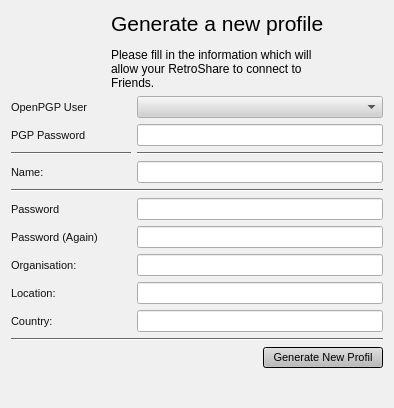
Before: the Qt Designer form retroshare-gui/src/gui/GenCertDialog.ui in RetroShare/RetroShare, drawn with Qt 5.
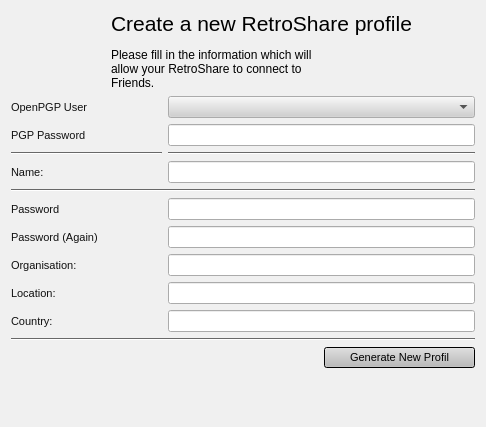
After: the same form once the commit is applied. Icons and pictures are not drawn.

Commit message: changend Windows Title and Banner texts

```diff
--- a/retroshare-gui/src/gui/GenCertDialog.ui
+++ b/retroshare-gui/src/gui/GenCertDialog.ui
@@ -6,8 +6,8 @@
    <rect>
     <x>0</x>
     <y>0</y>
-    <width>394</width>
-    <height>408</height>
+    <width>486</width>
+    <height>427</height>
    </rect>
   </property>
   <property name="palette">
@@ -977,8 +977,8 @@
 &lt;html&gt;&lt;head&gt;&lt;meta name=&quot;qrichtext&quot; content=&quot;1&quot; /&gt;&lt;style type=&quot;text/css&quot;&gt;
 p, li { white-space: pre-wrap; }
 &lt;/style&gt;&lt;/head&gt;&lt;body style=&quot; font-family:'Arial'; font-size:8pt; font-weight:400; font-style:normal;&quot;&gt;
-&lt;p style=&quot; margin-top:0px; margin-bottom:0px; margin-left:0px; margin-right:0px; -qt-block-indent:0; text-indent:0px;&quot;&gt;&lt;span style=&quot; font-size:16pt;&quot;&gt;Generate a new profile&lt;/span&gt;&lt;br /&gt;&lt;br /&gt;&lt;span style=&quot; font-size:9pt;&quot;&gt;Please fill in the information which will&lt;br /&gt;allow your RetroShare to connect to&lt;/span&gt;&lt;/p&gt;
-&lt;p style=&quot; margin-top:0px; margin-bottom:0px; margin-left:0px; margin-right:0px; -qt-block-indent:0; text-indent:0px; font-size:9pt;&quot;&gt;Friends.&lt;/p&gt;&lt;/body&gt;&lt;/html&gt;</string>
+&lt;p style=&quot; margin-top:0px; margin-bottom:0px; margin-left:0px; margin-right:0px; -qt-block-indent:0; text-indent:0px;&quot;&gt;&lt;span style=&quot; font-size:16pt;&quot;&gt;Create a new RetroShare profile&lt;/span&gt;&lt;br /&gt;&lt;br /&gt;&lt;span style=&quot; font-size:9pt;&quot;&gt;Please fill in the information which will&lt;br /&gt;allow your RetroShare to connect to&lt;/span&gt;&lt;/p&gt;
+&lt;p style=&quot; margin-top:0px; margin-bottom:0px; margin-left:0px; margin-right:0px; -qt-block-indent:0; text-indent:0px;&quot;&gt;&lt;span style=&quot; font-size:9pt;&quot;&gt;Friends.&lt;/span&gt;&lt;/p&gt;&lt;/body&gt;&lt;/html&gt;</string>
      </property>
      <property name="alignment">
       <set>Qt::AlignLeading|Qt::AlignLeft|Qt::AlignVCenter</set>
```
Left out of the diff: 5 changed lines with no effect on the pictures.
